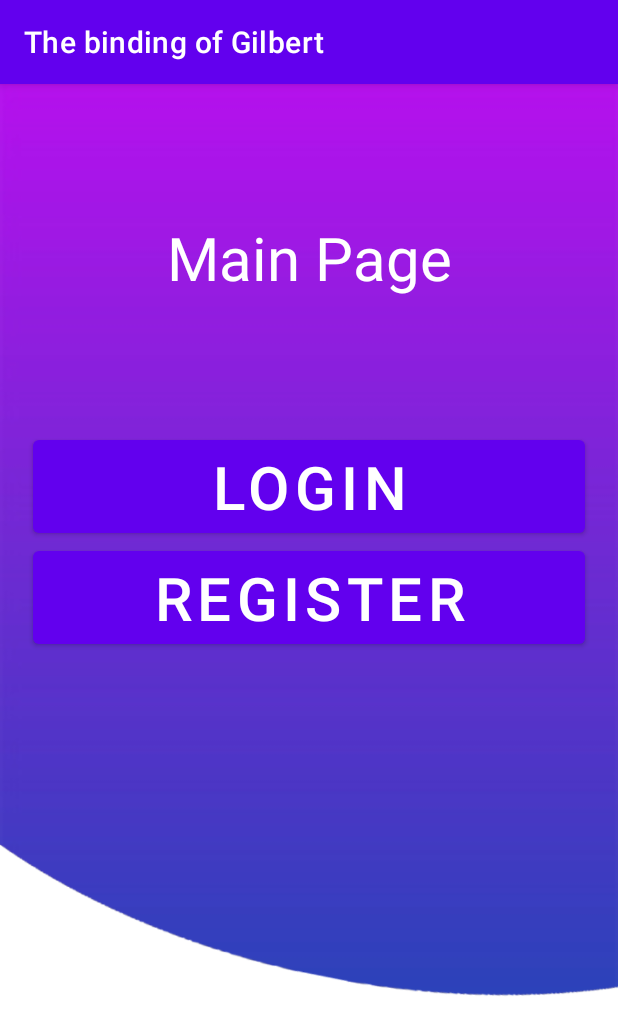
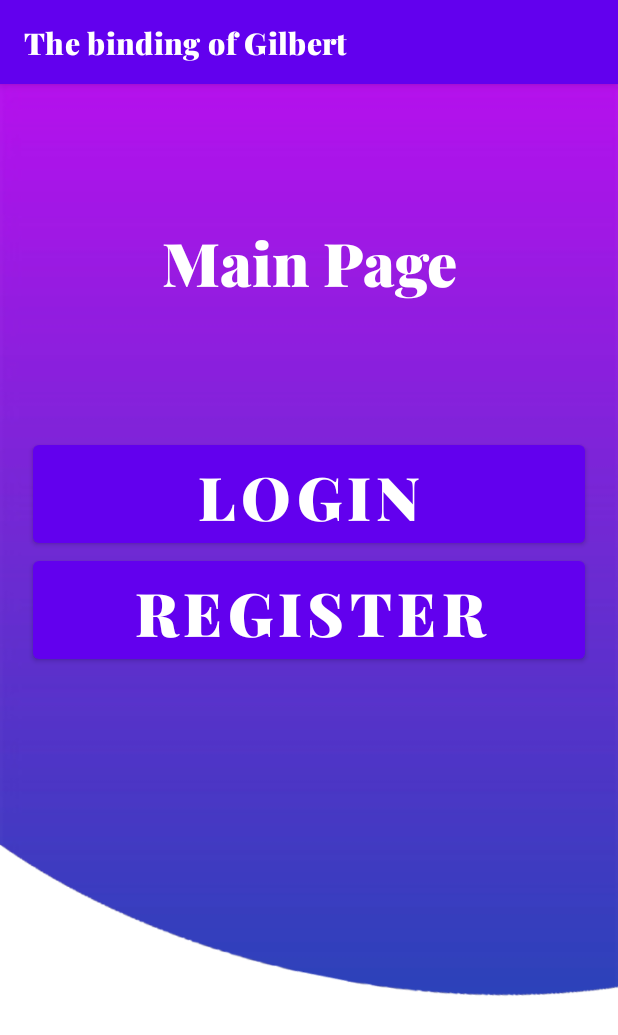
Before and after one commit to BartomeuHeer/Projecte_Frontend_Android, an Android app: the screen it shows after launch (LandPageActivity), on a phone screen of 412 x 824 dp. Shown: the top 1035 px of the screen. Run offline under Robolectric (Android 15) with nearby library versions, the light colour scheme and no system bars.

Commit message:
Cambio estetica app

```diff
--- a/app/src/main/res/layout/activity_profile.xml
+++ b/app/src/main/res/layout/activity_profile.xml
@@ -69,10 +69,12 @@
                 android:layout_marginTop="14dp"
                 android:textColorHint="#808080"
                 app:helperText="Username"
+                app:helperTextTextAppearance="@style/TextAppearance.AppCompat.Body2"
                 app:layout_constraintEnd_toEndOf="parent"
                 app:layout_constraintStart_toStartOf="parent"
                 app:layout_constraintTop_toBottomOf="@+id/layout_image"
-                app:layout_constraintWidth_percent="0.7">
+                app:layout_constraintWidth_percent="0.7"
+                app:prefixTextAppearance="@style/TextAppearance.AppCompat.Display3">
 
                 <TextView
                     android:id="@+id/usernameBox"
--- a/app/src/main/res/values-night/themes.xml
+++ b/app/src/main/res/values-night/themes.xml
@@ -5,6 +5,7 @@
         <item name="colorPrimary">@color/purple_200</item>
         <item name="colorPrimaryVariant">@color/purple_700</item>
         <item name="colorOnPrimary">@color/black</item>
+        <item name ="android:fontFamily">@font/playfairdisplay</item>
         <!-- Secondary brand color. -->
         <item name="colorSecondary">@color/teal_200</item>
         <item name="colorSecondaryVariant">@color/teal_200</item>
--- a/app/src/main/res/values/themes.xml
+++ b/app/src/main/res/values/themes.xml
@@ -9,6 +9,7 @@
         <item name="colorSecondary">@color/teal_200</item>
         <item name="colorSecondaryVariant">@color/teal_700</item>
         <item name="colorOnSecondary">@color/black</item>
+        <item name ="android:fontFamily">@font/playfairdisplay</item>
         <!-- Status bar color. -->
         <item name="android:statusBarColor" tools:targetApi="l">?attr/colorPrimaryVariant</item>
         <!-- Customize your theme here. -->
@@ -16,6 +17,7 @@
     <style name="Theme.Frontend_Android.NoActionBar">
         <item name="windowActionBar">false</item>
         <item name="windowNoTitle">true</item>
+        <item name ="android:fontFamily">@font/playfairdisplay</item>
     </style>
     <style name="Theme.Frontend_Android.AppBarOverlay"
         parent="ThemeOverlay.AppCompat.Dark.ActionBar" />
```
Also changed, not shown: app/src/main/res/values/styles.xml (added, +7 -0 lines), app/src/main/res/font/playfairdisplay.ttf (added).
